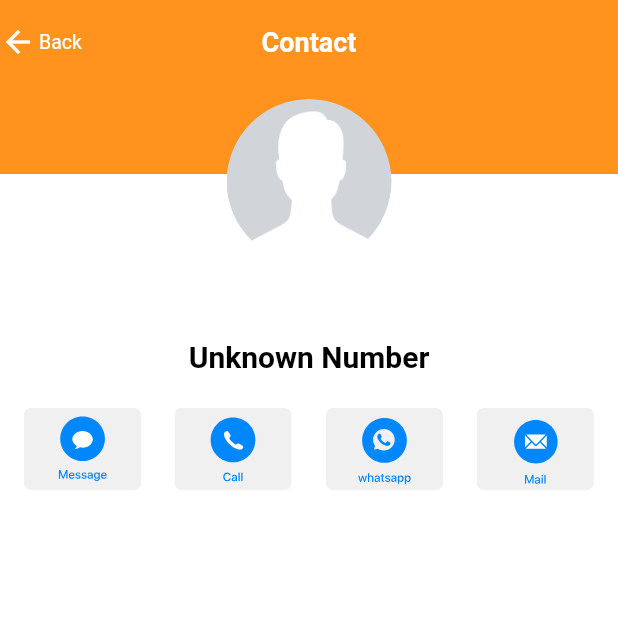
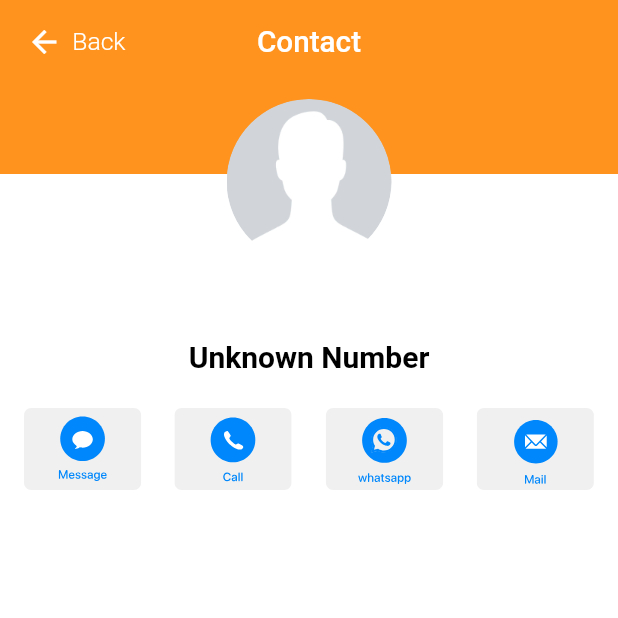
Before and after one commit to VikassGoyal/ci-cdsetup, a Flutter app: the CallHistroyProfile screen opened directly, on a phone screen of 412 x 824 dp, the top half of it. Run offline on Flutter 3.47's test engine with Material 2 defaults, Android fonts, the phone set to English and light mode, and no system bars; drawn by our look-alikes of loading_overlay; our stand-ins replace another_carousel_pro, azlistview, cached_network_image, contacts_service, date_format, dio and 28 more; missing offline and left inert: call_log, dart:ffi, flutter_dtmf, flutter_phone_direct_caller, gtm, lpinyin and 2 more; accounts and stored records are empty; generated files the repository leaves out were written again; network calls fail; Roboto replaces fonts that are missing (SfproRounded); project files that could hold a hidden picture were left out.

Commit message:
resolve minor bug

```diff
--- a/lib/repositories/recentPageRepository.dart
+++ b/lib/repositories/recentPageRepository.dart
@@ -60,9 +60,9 @@ class RecentPageRepository {
     return _data == null ? _data : List<RecentCalls>.from(_data!);
   }
 
-  insertDailedCall(phoneNumber) async {
+  insertDailedCall(phoneNumber, name) async {
     RecentCalls recentCalls = RecentCalls(
-        name: "",
+        name: name ?? "",
         callType: "CallType.outgoing",
         number: phoneNumber.toString(),
         timestamp: DateTime.now().millisecondsSinceEpoch);
--- a/lib/src/ui/contact/callHistoryProfile.dart
+++ b/lib/src/ui/contact/callHistoryProfile.dart
@@ -5,11 +5,14 @@ import 'package:conet/utils/theme.dart';
 import 'package:conet/models/contactDetails.dart';
 import 'package:flutter/material.dart';
 import 'package:flutter_phone_direct_caller/flutter_phone_direct_caller.dart';
+import 'package:flutter_screenutil/flutter_screenutil.dart';
 import 'package:flutter_svg/flutter_svg.dart';
 import 'package:loading_overlay/loading_overlay.dart';
 import 'package:url_launcher/url_launcher.dart';
 
 import '../../../api_models/getProfileDetails_request_model/getProfileDetails_request_body.dart';
+import '../../../repositories/recentPageRepository.dart';
+import '../../../utils/custom_fonts.dart';
 import '../utils.dart';
 
 class CallHistroyProfile extends StatefulWidget {
@@ -31,13 +34,14 @@ class _CallHistroyProfileState extends State<CallHistroyProfile> {
   bool _loader = true;
   final bool _loaderoverflow = false;
   bool personalTab = true;
-
+  bool _recentpageupdate = false;
+  RecentPageRepository recentPageRepository = RecentPageRepository();
   @override
   void initState() {
     super.initState();
     try {
       _callHistory = widget.callLogs!;
-
+      _recentpageupdate = false;
       _personalName.text = _callHistory![0].name!;
       _personalNumber.text = _callHistory![0].number!;
       print("CallHistroyProfile : $_callHistory");
@@ -176,6 +180,7 @@ class _CallHistroyProfileState extends State<CallHistroyProfile> {
                       if (_personalNumber.text == '') {
                         return;
                       }
+                      recentPageRepository.insertDailedCall(_personalNumber.text, _personalName.text);
                       _callNumber(_personalNumber.text);
                     },
                     child: SvgPicture.asset(
@@ -260,30 +265,43 @@ class _CallHistroyProfileState extends State<CallHistroyProfile> {
       appBar: AppBar(
         backgroundColor: AppColor.primaryColor,
         elevation: 0.0,
+        leadingWidth: 80.w,
         leading: InkWell(
           onTap: () {
-            Navigator.of(context).pop();
+            Navigator.pop(context, _recentpageupdate);
           },
+          child: Container(
             child: Row(
               children: [
-              const Icon(
-                Icons.arrow_back_sharp,
+                Padding(
+                  padding: EdgeInsets.only(left: 16.w),
+                  child: const Icon(Icons.arrow_back, color: Colors.white),
+                ),
+                SizedBox(width: 6.w),
+                Text(
+                  'Back',
+                  style: TextStyle(
+                    fontFamily: kSfproRoundedFontFamily,
                     color: AppColor.whiteColor,
+                    fontSize: 15.sp,
+                    fontWeight: FontWeight.w300,
+                    fontStyle: FontStyle.normal,
                   ),
-              const SizedBox(
-                width: 2,
                 ),
-              Text(
-                "Back",
-                style: Theme.of(context).textTheme.bodyText2!.apply(color: AppColor.whiteColor),
-              )
               ],
+            ),
           ),
         ),
         centerTitle: true,
         title: Text(
           "Contact",
-          style: Theme.of(context).textTheme.headline4!.apply(color: AppColor.whiteColor),
+          style: TextStyle(
+            fontFamily: kSfproRoundedFontFamily,
+            color: AppColor.whiteColor,
+            fontSize: 18.sp,
+            fontWeight: FontWeight.w500,
+            fontStyle: FontStyle.normal,
+          ),
         ),
         actions: const [
           // PopupMenuButton(
@@ -358,6 +376,7 @@ class _CallHistroyProfileState extends State<CallHistroyProfile> {
 
   _callNumber(String phone) async {
     try {
+      _recentpageupdate = true;
       await FlutterPhoneDirectCaller.callNumber(phone);
     } catch (e) {
       print(e);
--- a/lib/src/ui/contact/contactProfile.dart
+++ b/lib/src/ui/contact/contactProfile.dart
@@ -1289,7 +1289,7 @@ class _ContactProfileState extends State<ContactProfile> {
                         return;
                       }
                       gtm.push(GTMConstants.kCallEvent, parameters: {GTMConstants.kstatus: GTMConstants.kstatusdone});
-                      recentPageRepository.insertDailedCall(_personalNumber.text);
+                      recentPageRepository.insertDailedCall(_personalNumber.text, _personalName.text);
 
                       _callNumber(_personalNumber.text);
                     },
--- a/lib/src/ui/contact/nonConetContactProfile.dart
+++ b/lib/src/ui/contact/nonConetContactProfile.dart
@@ -177,7 +177,7 @@ class _NonConetContactProfileState extends State<NonConetContactProfile> {
                         return;
                       }
                       gtm.push(GTMConstants.kCallEvent, parameters: {GTMConstants.kstatus: GTMConstants.kstatusdone});
-                      recentPageRepository.insertDailedCall(_personalNumber.text);
+                      recentPageRepository.insertDailedCall(_personalNumber.text, _personalName.text);
 
                       _callNumber(_personalNumber.text);
                     },
--- a/lib/src/ui/contactsPage.dart
+++ b/lib/src/ui/contactsPage.dart
@@ -406,7 +406,7 @@ class _ContactsPageState extends State<ContactsPage> {
                     ),
                     onPressed: () {
                       gtm.push(GTMConstants.kCallEvent, parameters: {GTMConstants.kstatus: GTMConstants.kstatusdone});
-                      recentPageRepository.insertDailedCall(_contacts[index].phone!);
+                      recentPageRepository.insertDailedCall(_contacts[index].phone!, _contacts[index].name!);
                       _callNumber(_contacts[index].phone!);
                     },
                   ),
@@ -725,6 +725,7 @@ class _ContactsPageState extends State<ContactsPage> {
                         onTap: () {
                           gtm.push(GTMConstants.kCallEvent,
                               parameters: {GTMConstants.kstatus: GTMConstants.kstatusdone});
+                          recentPageRepository.insertDailedCall(recentCalls[i].number!, recentCalls[i].name);
                           _callNumber(recentCalls[i].number!);
                         },
                         child: Container(
--- a/lib/src/ui/keypadPage.dart
+++ b/lib/src/ui/keypadPage.dart
@@ -61,7 +61,7 @@ class _KeypadPageState extends State<KeypadPage> {
               return;
             }
 
-            recentPageRepository.insertDailedCall(number);
+            recentPageRepository.insertDailedCall(number, "");
             gtm.push(GTMConstants.kCallEvent, parameters: {GTMConstants.kstatus: GTMConstants.kstatusdone});
             _callNumber(number);
           },
```
Also changed, not shown: lib/src/ui/conetWebPage.dart (+10 -7 lines), lib/src/ui/recentPage.dart (+13 -6 lines). Lines whose indentation alone changed are shown as unchanged.
